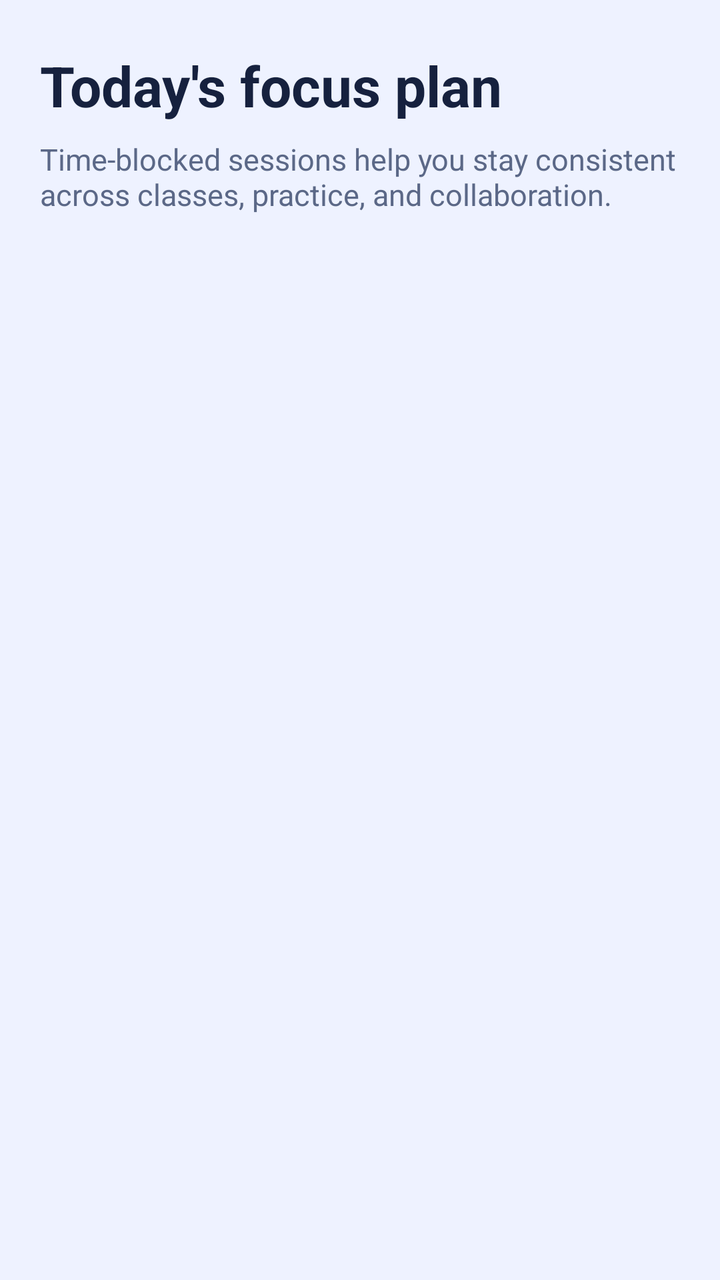
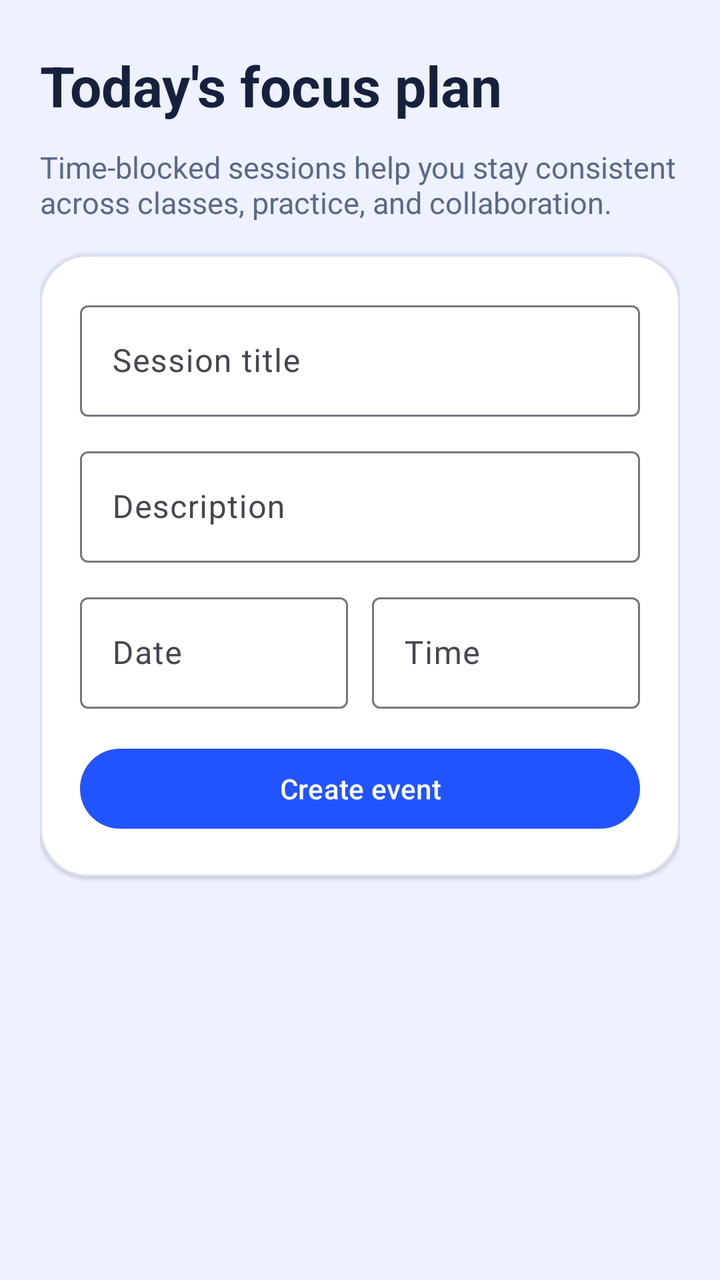

Screens rendered from an Android XML layout before and after an edit, with the pre-edit source and the edit as a unified diff.
<!-- AndroidManifest.xml: application theme Theme.AIStudyBuddy -->
<!-- res/layout/fragment_calendar.xml -->
<?xml version="1.0" encoding="utf-8"?>
<androidx.constraintlayout.widget.ConstraintLayout xmlns:android="http://schemas.android.com/apk/res/android"
    xmlns:app="http://schemas.android.com/apk/res-auto"
    android:layout_width="match_parent"
    android:layout_height="match_parent"
    android:background="@color/brand_background">

    <TextView
        android:id="@+id/textHeading"
        android:layout_width="0dp"
        android:layout_height="wrap_content"
        android:layout_marginStart="20dp"
        android:layout_marginTop="24dp"
        android:layout_marginEnd="20dp"
        android:text="@string/calendar_heading"
        android:textColor="@color/brand_text_primary"
        android:textSize="28sp"
        android:textStyle="bold"
        app:layout_constraintEnd_toEndOf="parent"
        app:layout_constraintStart_toStartOf="parent"
        app:layout_constraintTop_toTopOf="parent" />

    <TextView
        android:id="@+id/textSubheading"
        android:layout_width="0dp"
        android:layout_height="wrap_content"
        android:layout_marginStart="20dp"
        android:layout_marginTop="8dp"
        android:layout_marginEnd="20dp"
        android:text="Time-blocked sessions help you stay consistent across classes, practice, and collaboration."
        android:textColor="@color/brand_text_secondary"
        android:textSize="15sp"
        app:layout_constraintEnd_toEndOf="parent"
        app:layout_constraintStart_toStartOf="parent"
        app:layout_constraintTop_toBottomOf="@id/textHeading" />

    <androidx.recyclerview.widget.RecyclerView
        android:id="@+id/recyclerEvents"
        android:layout_width="0dp"
        android:layout_height="0dp"
        android:clipToPadding="false"
        android:paddingStart="20dp"
        android:paddingTop="12dp"
        android:paddingEnd="20dp"
        android:paddingBottom="120dp"
        app:layout_constraintBottom_toBottomOf="parent"
        app:layout_constraintEnd_toEndOf="parent"
        app:layout_constraintStart_toStartOf="parent"
        app:layout_constraintTop_toBottomOf="@id/textSubheading" />

</androidx.constraintlayout.widget.ConstraintLayout>
<!-- resources referenced by this layout -->
<resources>
  <color name="brand_background">#EEF2FF</color>
  <color name="brand_text_primary">#16213E</color>
  <color name="brand_text_secondary">#5B6887</color>
  <string name="calendar_heading">Today\'s focus plan</string>
  <style name="Theme.AIStudyBuddy" parent="Base.Theme.AIStudyBuddy" />
  <style name="Base.Theme.AIStudyBuddy" parent="Theme.Material3.DayNight.NoActionBar">
          <item name="colorPrimary">@color/brand_primary</item>
          <item name="colorOnPrimary">@color/brand_on_primary</item>
          <item name="colorSecondary">@color/brand_secondary</item>
          <item name="colorSurface">@color/brand_surface</item>
          <item name="colorSurfaceContainerLow">@color/brand_surface</item>
          <item name="android:windowBackground">@color/brand_background</item>
          <item name="android:statusBarColor">@android:color/transparent</item>
          <item name="android:navigationBarColor">@color/brand_card</item>
          <item name="android:windowLightStatusBar">true</item>
          <item name="materialCardViewStyle">@style/Widget.AIStudyBuddy.CardView</item>
          <item name="shapeAppearanceMediumComponent">@style/ShapeAppearance.AIStudyBuddy.Medium</item>
      </style>
  <color name="brand_primary">#2153FF</color>
  <color name="brand_on_primary">#FFFFFF</color>
  <color name="brand_secondary">#14B8A6</color>
  <color name="brand_surface">#F5F7FF</color>
  <color name="brand_card">#FFFFFFFF</color>
  <style name="Widget.AIStudyBuddy.CardView" parent="Widget.Material3.CardView.Elevated">
          <item name="strokeColor">@color/brand_outline</item>
          <item name="strokeWidth">1dp</item>
          <item name="cardBackgroundColor">@color/brand_card</item>
      </style>
  <style name="ShapeAppearance.AIStudyBuddy.Medium" parent="ShapeAppearance.Material3.MediumComponent">
          <item name="cornerFamily">rounded</item>
          <item name="cornerSize">24dp</item>
      </style>
  <color name="brand_outline">#D8E0F2</color>
</resources>

<!-- the commit's change to res/layout/fragment_calendar.xml (unified diff, before → after) -->
@@ -20,32 +20,124 @@
         app:layout_constraintStart_toStartOf="parent"
         app:layout_constraintTop_toTopOf="parent" />
 
-    <TextView
-        android:id="@+id/textSubheading"
-        android:layout_width="0dp"
-        android:layout_height="wrap_content"
-        android:layout_marginStart="20dp"
-        android:layout_marginTop="8dp"
-        android:layout_marginEnd="20dp"
-        android:text="Time-blocked sessions help you stay consistent across classes, practice, and collaboration."
-        android:textColor="@color/brand_text_secondary"
-        android:textSize="15sp"
-        app:layout_constraintEnd_toEndOf="parent"
-        app:layout_constraintStart_toStartOf="parent"
-        app:layout_constraintTop_toBottomOf="@id/textHeading" />
-
-    <androidx.recyclerview.widget.RecyclerView
-        android:id="@+id/recyclerEvents"
+    <androidx.core.widget.NestedScrollView
         android:layout_width="0dp"
         android:layout_height="0dp"
-        android:clipToPadding="false"
-        android:paddingStart="20dp"
-        android:paddingTop="12dp"
-        android:paddingEnd="20dp"
-        android:paddingBottom="120dp"
+        android:fillViewport="true"
         app:layout_constraintBottom_toBottomOf="parent"
         app:layout_constraintEnd_toEndOf="parent"
         app:layout_constraintStart_toStartOf="parent"
-        app:layout_constraintTop_toBottomOf="@id/textSubheading" />
+        app:layout_constraintTop_toBottomOf="@id/textHeading">
+
+        <LinearLayout
+            android:layout_width="match_parent"
+            android:layout_height="wrap_content"
+            android:orientation="vertical"
+            android:paddingStart="20dp"
+            android:paddingTop="12dp"
+            android:paddingEnd="20dp"
+            android:paddingBottom="120dp">
+
+            <TextView
+                android:id="@+id/textSubheading"
+                android:layout_width="match_parent"
+                android:layout_height="wrap_content"
+                android:text="Time-blocked sessions help you stay consistent across classes, practice, and collaboration."
+                android:textColor="@color/brand_text_secondary"
+                android:textSize="15sp" />
+
+            <com.google.android.material.card.MaterialCardView
+                android:layout_width="match_parent"
+                android:layout_height="wrap_content"
+                android:layout_marginTop="16dp"
+                app:cardCornerRadius="24dp">
+
+                <LinearLayout
+                    android:layout_width="match_parent"
+                    android:layout_height="wrap_content"
+                    android:orientation="vertical"
+                    android:padding="20dp">
+
+                    <com.google.android.material.textfield.TextInputLayout
+                        android:layout_width="match_parent"
+                        android:layout_height="wrap_content"
+                        android:hint="Session title">
+
+                        <com.google.android.material.textfield.TextInputEditText
+                            android:id="@+id/editTitle"
+                            android:layout_width="match_parent"
+                            android:layout_height="wrap_content" />
+                    </com.google.android.material.textfield.TextInputLayout>
+
+                    <com.google.android.material.textfield.TextInputLayout
+                        android:layout_width="match_parent"
+                        android:layout_height="wrap_content"
+                        android:layout_marginTop="12dp"
+                        android:hint="Description">
+
+                        <com.google.android.material.textfield.TextInputEditText
+                            android:id="@+id/editDescription"
+                            android:layout_width="match_parent"
+                            android:layout_height="wrap_content" />
+                    </com.google.android.material.textfield.TextInputLayout>
+
+                    <LinearLayout
+                        android:layout_width="match_parent"
+                        android:layout_height="wrap_content"
+                        android:layout_marginTop="12dp"
+                        android:orientation="horizontal">
+
+                        <com.google.android.material.textfield.TextInputLayout
+                            android:layout_width="0dp"
+                            android:layout_height="wrap_content"
+                            android:layout_weight="1"
+                            android:hint="Date">
+
+                            <com.google.android.material.textfield.TextInputEditText
+                                android:id="@+id/editDate"
+                                android:layout_width="match_parent"
+                                android:layout_height="wrap_content"
+                                android:inputType="date" />
+                        </com.google.android.material.textfield.TextInputLayout>
+
+                        <com.google.android.material.textfield.TextInputLayout
+                            android:layout_width="0dp"
+                            android:layout_height="wrap_content"
+                            android:layout_marginStart="12dp"
+                            android:layout_weight="1"
+                            android:hint="Time">
+
+                            <com.google.android.material.textfield.TextInputEditText
+                                android:id="@+id/editTime"
+                                android:layout_width="match_parent"
+                                android:layout_height="wrap_content"
+                                android:inputType="time" />
+                        </com.google.android.material.textfield.TextInputLayout>
+                    </LinearLayout>
+
+                    <com.google.android.material.button.MaterialButton
+                        android:id="@+id/buttonCreateEvent"
+                        android:layout_width="match_parent"
+                        android:layout_height="wrap_content"
+                        android:layout_marginTop="16dp"
+                        android:text="Create event" />
+
+                    <com.google.android.material.progressindicator.LinearProgressIndicator
+                        android:id="@+id/progressCreateEvent"
+                        android:layout_width="match_parent"
+                        android:layout_height="wrap_content"
+                        android:layout_marginTop="8dp"
+                        android:visibility="gone" />
+                </LinearLayout>
+            </com.google.android.material.card.MaterialCardView>
+
+            <androidx.recyclerview.widget.RecyclerView
+                android:id="@+id/recyclerEvents"
+                android:layout_width="match_parent"
+                android:layout_height="wrap_content"
+                android:layout_marginTop="16dp"
+                android:nestedScrollingEnabled="false" />
+        </LinearLayout>
+    </androidx.core.widget.NestedScrollView>
 
 </androidx.constraintlayout.widget.ConstraintLayout>
